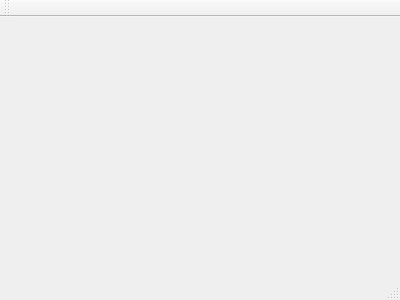
First picture: the form in HW2_Pairs_GUI/mainwindow.ui, repository zerotrac/DSA2017, before the edit.
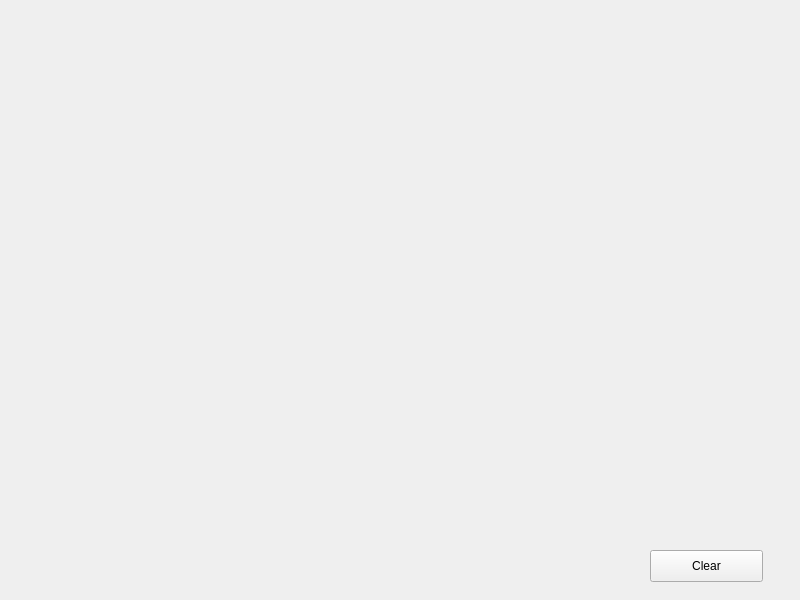
Second picture: the form after the edit.

Diff of the .ui file:
```diff
--- a/HW2_Pairs_GUI/mainwindow.ui
+++ b/HW2_Pairs_GUI/mainwindow.ui
@@ -1,24 +1,40 @@
 <ui version="4.0">
  <class>MainWindow</class>
- <widget class="QMainWindow" name="MainWindow" >
-  <property name="geometry" >
+ <widget class="QMainWindow" name="MainWindow">
+  <property name="geometry">
    <rect>
     <x>0</x>
     <y>0</y>
-    <width>400</width>
-    <height>300</height>
+    <width>800</width>
+    <height>600</height>
    </rect>
   </property>
-  <property name="windowTitle" >
-   <string>MainWindow</string>
+  <property name="sizePolicy">
+   <sizepolicy hsizetype="Fixed" vsizetype="Fixed">
+    <horstretch>0</horstretch>
+    <verstretch>0</verstretch>
+   </sizepolicy>
   </property>
-  <widget class="QMenuBar" name="menuBar" />
-  <widget class="QToolBar" name="mainToolBar" />
-  <widget class="QWidget" name="centralWidget" />
-  <widget class="QStatusBar" name="statusBar" />
+  <property name="windowTitle">
+   <string>Closest Pairs</string>
+  </property>
+  <widget class="QWidget" name="centralWidget">
+   <widget class="QPushButton" name="pushButton">
+    <property name="geometry">
+     <rect>
+      <x>650</x>
+      <y>550</y>
+      <width>113</width>
+      <height>32</height>
+     </rect>
+    </property>
+    <property name="text">
+     <string>Clear</string>
+    </property>
+   </widget>
+  </widget>
  </widget>
- <layoutDefault spacing="6" margin="11" />
- <pixmapfunction></pixmapfunction>
+ <layoutdefault spacing="6" margin="11"/>
  <resources/>
  <connections/>
 </ui>
```
Left out of the diff: 1 changed line with no effect on the pictures.
